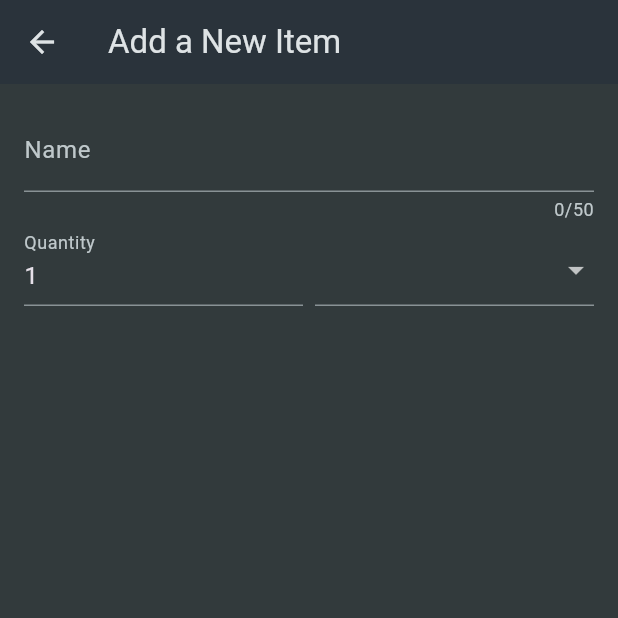
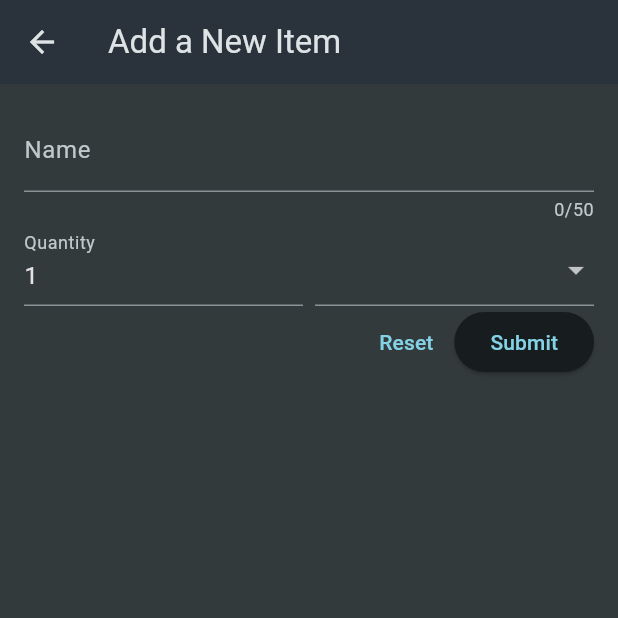
Before and after one commit to Defalt2-O/shopping_list, a Flutter app: the NewItemScreen screen opened directly, on a phone screen of 412 x 824 dp, the top half of it. Run offline on Flutter 3.47's test engine with Material 3 defaults, Android fonts, the phone set to English and light mode, and no system bars.

Commit message:
Added dummy reset and submit buttons.

```diff
--- a/lib/screens/new_item.dart
+++ b/lib/screens/new_item.dart
@@ -73,7 +73,20 @@ class _NewItemScreenState extends State<NewItemScreen> {
                     ),
                   ),
                 ],
-              )
+              ),
+              Row(
+                mainAxisAlignment: MainAxisAlignment.end,
+                children: [
+                  TextButton(
+                    onPressed: () {},
+                    child: const Text('Reset'),
+                  ),
+                  ElevatedButton(
+                    onPressed: () {},
+                    child: const Text('Submit'),
+                  ),
+                ],
+              ),
             ],
           ),
         ),
```
